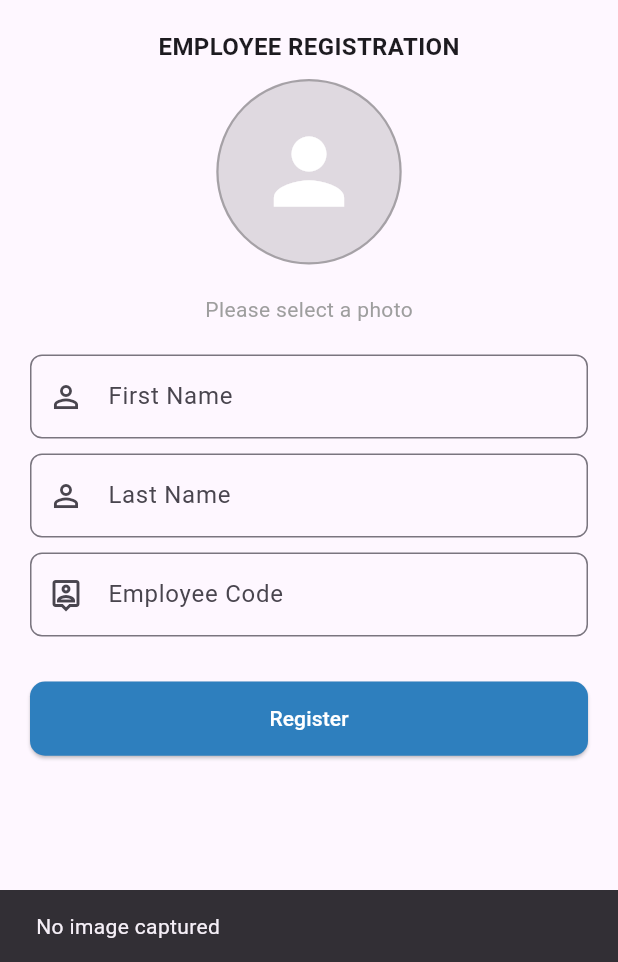
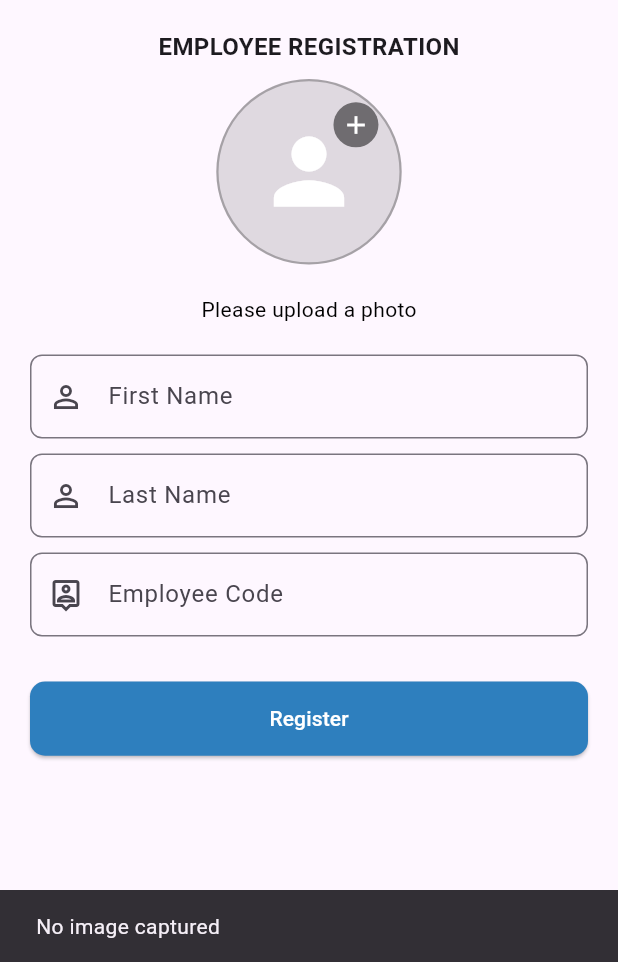
Before and after one commit to MouneshwaraK/hrms_attendance, a Flutter app: the RegistrationUI screen opened directly, after a tap on the "person" icon, on a phone screen of 412 x 824 dp, the part 274-1236 px from its top. Run offline on Flutter 3.47's test engine with Material 3 defaults, Android fonts, the phone set to English and light mode, and no system bars; our stand-ins replace camera, dio, flutter_tts, image_picker, pretty_dio_logger, shared_preferences and 1 more; missing offline and left inert: face_camera, google_mlkit_face_detection; accounts and stored records are empty.

Commit message:
updated code

```diff
--- a/lib/RegistrationUI/register_ui.dart
+++ b/lib/RegistrationUI/register_ui.dart
@@ -4,6 +4,7 @@ import 'package:dio/dio.dart';
 import 'package:flutter/material.dart';
 import 'package:flutter/services.dart';
 import 'package:flutter_tts/flutter_tts.dart';
+import 'package:google_mlkit_face_detection/google_mlkit_face_detection.dart';
 import 'package:hrvms_attendence/Utils/Api/api_service.dart';
 import 'package:hrvms_attendence/Utils/UpperCaseTextFormatter.dart';
 import 'package:hrvms_attendence/Utils/colors.dart';
@@ -26,6 +27,8 @@ class _RegistrationUIState extends State<RegistrationUI> {
   File? file;
   FlutterTts flutterTts = FlutterTts();
   bool isLoading = false;
+  final ImagePicker _picker =
+      ImagePicker(); // Declare and initialize the ImagePicker
 
   @override
   Widget build(BuildContext context) {
@@ -53,7 +56,33 @@ class _RegistrationUIState extends State<RegistrationUI> {
                   'EMPLOYEE REGISTRATION',
                   style: TextStyle(fontSize: 16, fontWeight: FontWeight.bold),
                 ),
-
+                // GestureDetector(
+                //   onTap: () => _clickImage(context),
+                //   child: Container(
+                //     margin: const EdgeInsets.all(10),
+                //     width: screenWidth * 0.3,
+                //     height: screenWidth * 0.3,
+                //     decoration: BoxDecoration(
+                //       shape: BoxShape.circle,
+                //       color: Colors.black12,
+                //       border: Border.all(color: Colors.black26, width: 1.5),
+                //     ),
+                //     child: _image == null
+                //         ? const Icon(
+                //             Icons.person,
+                //             size: 70,
+                //             color: Colors.white,
+                //           )
+                //         : ClipOval(
+                //             child: Image.file(
+                //               File(_image!.path),
+                //               fit: BoxFit.cover,
+                //               width: screenWidth * 0.3,
+                //               height: screenWidth * 0.3,
+                //             ),
+                //           ),
+                //   ),
+                // ),
                 Column(
                   children: [
                     GestureDetector(
@@ -67,19 +96,43 @@ class _RegistrationUIState extends State<RegistrationUI> {
                           color: Colors.black12,
                           border: Border.all(color: Colors.black26, width: 1.5),
                         ),
+                        child: Stack(
+                          alignment: Alignment.center, // Center the image/icon
+                          children: [
+                            // Show the person icon or the selected image
+                            ClipOval(
                               child: _image == null
                                   ? const Icon(
                                       Icons.person,
                                       size: 70,
                                       color: Colors.white,
                                     )
-                            : ClipOval(
-                                child: Image.file(
+                                  : Image.file(
                                       File(_image!.path),
-                                  fit: BoxFit.cover,
+                                      fit: BoxFit
+                                          .cover, // Ensure the image fills the circle
                                       width: screenWidth * 0.3,
                                       height: screenWidth * 0.3,
                                     ),
+                            ),
+                            // Add "+" icon in the top-right corner
+                            Positioned(
+                              top: 14,
+                              right: 14,
+                              child: Container(
+                                padding: const EdgeInsets.all(5),
+                                decoration: BoxDecoration(
+                                  color: Colors.black.withOpacity(0.5),
+                                  shape: BoxShape.circle,
+                                ),
+                                child: const Icon(
+                                  Icons.add,
+                                  size: 20,
+                                  color: Colors.white,
+                                ),
+                              ),
+                            ),
+                          ],
                         ),
                       ),
                     ),
@@ -87,10 +140,10 @@ class _RegistrationUIState extends State<RegistrationUI> {
                         height:
                             10), // Add spacing between the image and the text
                     const Text(
-                      "Please select a photo",
+                      "Please upload a photo",
                       style: TextStyle(
                         fontSize: 14,
-                        color: Colors.grey,
+                        color: Colors.black,
                       ),
                     ),
                   ],
@@ -101,6 +154,12 @@ class _RegistrationUIState extends State<RegistrationUI> {
                   validator: (value) {
                     if (value!.trim().isEmpty) {
                       return "Enter First Name";
+                    }
+                    // Regular expression to match only letters and spaces
+                    RegExp regExp = RegExp(r'[a-zA-Z\s]+$');
+
+                    if (!regExp.hasMatch(value)) {
+                      return "Please enter only letters and spaces";
                     }
                     return null;
                   },
@@ -193,27 +252,68 @@ class _RegistrationUIState extends State<RegistrationUI> {
     );
   }
 
+  // Capture image using front camera and detect faces
   Future<void> _clickImage(BuildContext context) async {
-    final picker = ImagePicker();
-
     // Capture an image using the front camera
-    final pickedFile = await picker.pickImage(
+    final pickedFile = await _picker.pickImage(
       source: ImageSource.camera,
       preferredCameraDevice: CameraDevice.front, // Use the front camera
       imageQuality: 70, // Compress the image to reduce size
     );
 
-    // If an image is selected, update the state
+    // If an image is selected, proceed to face detection
     if (pickedFile != null) {
       setState(() {
         _image = pickedFile;
       });
+
+      // Perform face detection
+      _detectFaces(File(_image!.path));
     } else {
       // Optional: Handle the case where no image is selected
       ScaffoldMessenger.of(context).showSnackBar(
         SnackBar(content: const Text('No image captured')),
       );
     }
+  }
+
+  // Perform face detection on the image
+  Future<void> _detectFaces(File imageFile) async {
+    // Initialize the face detector
+    final faceDetector = GoogleMlKit.vision.faceDetector(
+      FaceDetectorOptions(
+        enableContours: true,
+        enableClassification: true,
+      ),
+    );
+
+    try {
+      final inputImage = InputImage.fromFile(imageFile);
+      final faces = await faceDetector.processImage(inputImage);
+
+      if (faces.isEmpty) {
+        setState(() {
+          flutterTts.speak('No faces detected.');
+        });
+      } else if (faces.length > 1) {
+        setState(() {
+          flutterTts.speak('More than one face detected!');
+        });
+      } else {
+        setState(() {
+          flutterTts.speak('Face detected successfully.');
+        });
+      }
+    } catch (e) {
+      setState(() {
+        flutterTts.speak('Error detecting faces: $e');
+      });
+    }
+  }
+
+  @override
+  void dispose() {
+    super.dispose();
   }
 
   onSubmit() async {
```
Also changed, not shown: pubspec.yaml (+6 -3 lines), pubspec.lock, 3 other files. Lines whose indentation alone changed are shown as unchanged.
